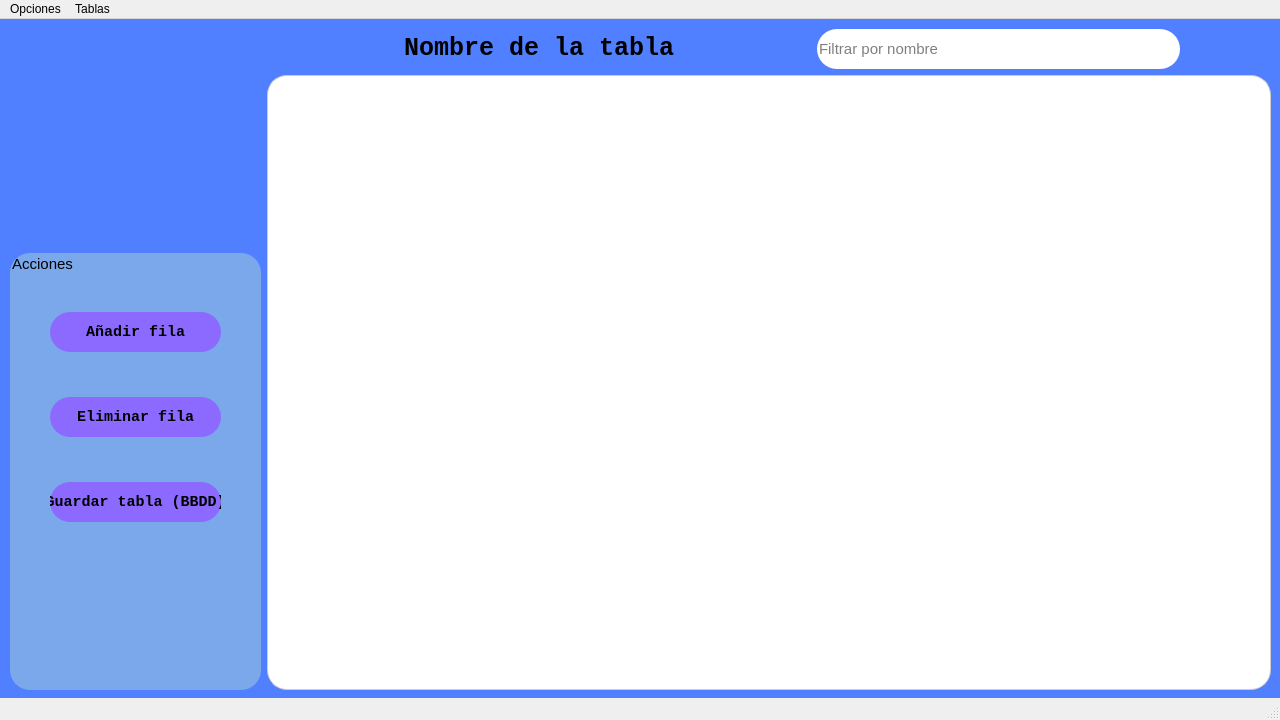
Before: the Qt Designer form vistas/ui/ui_principal.ui in OasisSenpai/daw_prog, drawn with Qt 5.
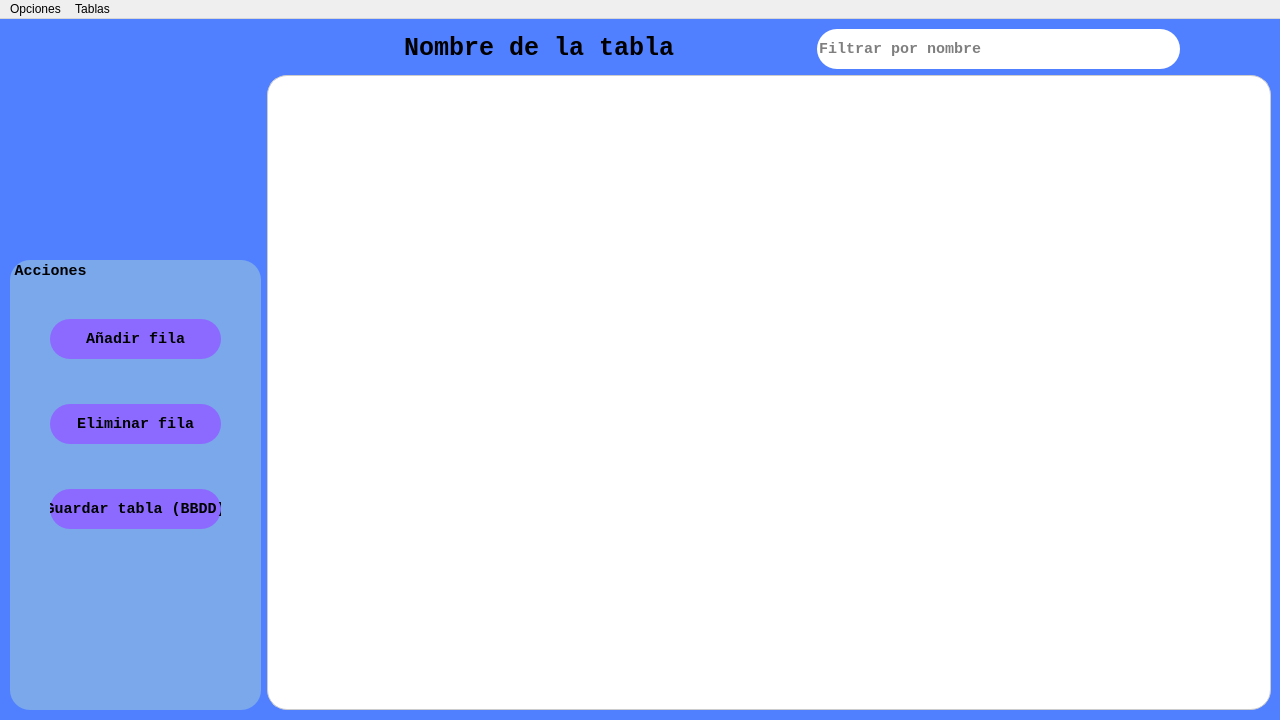
After: the same form once the commit is applied. Icons and pictures are not drawn.

What changed in the file:
```diff
--- a/vistas/ui/ui_principal.ui
+++ b/vistas/ui/ui_principal.ui
@@ -66,7 +66,7 @@
       <x>0</x>
       <y>0</y>
       <width>1281</width>
-      <height>681</height>
+      <height>701</height>
      </rect>
     </property>
     <layout class="QHBoxLayout" name="divPrincipal" stretch="1,4">
@@ -108,6 +108,13 @@
        </item>
        <item>
         <widget class="QGroupBox" name="groupBoxAcciones">
+         <property name="font">
+          <font>
+           <family>Consolas</family>
+           <pointsize>-1</pointsize>
+           <bold>true</bold>
+          </font>
+         </property>
          <property name="styleSheet">
           <string notr="true">font-size: 15px;
 background-color: #7aa8eb;
@@ -116,6 +123,12 @@
          <property name="title">
           <string>Acciones</string>
          </property>
+         <property name="flat">
+          <bool>false</bool>
+         </property>
+         <property name="checkable">
+          <bool>false</bool>
+         </property>
          <widget class="QWidget" name="layoutWidget">
           <property name="geometry">
            <rect>
@@ -242,6 +255,15 @@
          </item>
          <item>
           <widget class="QLineEdit" name="entryBuscar">
+           <property name="font">
+            <font>
+             <family>Consolas</family>
+             <pointsize>-1</pointsize>
+             <italic>false</italic>
+             <bold>true</bold>
+             <underline>false</underline>
+            </font>
+           </property>
            <property name="statusTip">
             <string/>
            </property>
@@ -386,7 +408,6 @@
    <addaction name="menuOpciones"/>
    <addaction name="menuTablas"/>
   </widget>
-  <widget class="QStatusBar" name="statusbar"/>
   <action name="actionSalir">
    <property name="text">
     <string>Salir</string>
```
Left out of the diff: 22 changed lines with no effect on the pictures.
